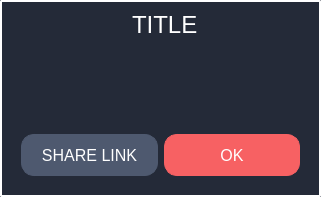
Before: the Qt Designer form src/client/gui/ui/dialog_info.ui in aleoli/Shared-Editor, drawn with Qt 5.
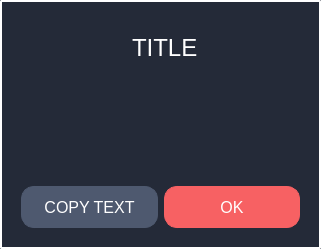
After: the same form once the commit is applied.

Commit message: [dialog_info]corretto tasto copyText e messo Qlabel per testo errore; [texteditor]font di default, tolto numeri dimensione font, messo nella menubar highlight users' text

Diff of the .ui file:
```diff
--- a/src/client/gui/ui/dialog_info.ui
+++ b/src/client/gui/ui/dialog_info.ui
@@ -7,7 +7,7 @@
     <x>0</x>
     <y>0</y>
     <width>321</width>
-    <height>185</height>
+    <height>249</height>
    </rect>
   </property>
   <property name="windowTitle">
@@ -24,43 +24,6 @@
 }</string>
   </property>
   <layout class="QGridLayout" name="gridLayout">
-   <item row="1" column="0">
-    <widget class="QPlainTextEdit" name="text">
-     <property name="enabled">
-      <bool>false</bool>
-     </property>
-     <property name="font">
-      <font>
-       <pointsize>12</pointsize>
-      </font>
-     </property>
-     <property name="styleSheet">
-      <string notr="true">border: 0px solid none;
-color: white;
-font-size: 28em;
-margin-right: 2em;</string>
-     </property>
-    </widget>
-   </item>
-   <item row="0" column="0" alignment="Qt::AlignHCenter">
-    <widget class="QLabel" name="label_title">
-     <property name="enabled">
-      <bool>false</bool>
-     </property>
-     <property name="styleSheet">
-      <string notr="true">border: 0px solid none;</string>
-     </property>
-     <property name="text">
-      <string>&lt;html&gt;&lt;head/&gt;&lt;body&gt;&lt;p&gt;&lt;span style=&quot; font-size:18pt; color:#ffffff;&quot;&gt;TITLE&lt;/span&gt;&lt;/p&gt;&lt;/body&gt;&lt;/html&gt;</string>
-     </property>
-     <property name="margin">
-      <number>0</number>
-     </property>
-     <property name="indent">
-      <number>10</number>
-     </property>
-    </widget>
-   </item>
    <item row="2" column="0">
     <layout class="QHBoxLayout" name="horizontalLayout">
      <property name="leftMargin">
@@ -107,7 +70,7 @@
 }</string>
        </property>
        <property name="text">
-        <string>SHARE LINK</string>
+        <string>COPY TEXT</string>
        </property>
       </widget>
      </item>
@@ -154,6 +117,41 @@
      </item>
     </layout>
    </item>
+   <item row="0" column="0" alignment="Qt::AlignHCenter">
+    <widget class="QLabel" name="label_title">
+     <property name="enabled">
+      <bool>false</bool>
+     </property>
+     <property name="styleSheet">
+      <string notr="true">border: 0px solid none;</string>
+     </property>
+     <property name="text">
+      <string>&lt;html&gt;&lt;head/&gt;&lt;body&gt;&lt;p&gt;&lt;span style=&quot; font-size:18pt; color:#ffffff;&quot;&gt;TITLE&lt;/span&gt;&lt;/p&gt;&lt;/body&gt;&lt;/html&gt;</string>
+     </property>
+     <property name="margin">
+      <number>0</number>
+     </property>
+     <property name="indent">
+      <number>10</number>
+     </property>
+    </widget>
+   </item>
+   <item row="1" column="0">
+    <widget class="QLabel" name="text">
+     <property name="enabled">
+      <bool>true</bool>
+     </property>
+     <property name="styleSheet">
+      <string notr="true">border: 0px solid none;
+color: white;
+font-size: 28em;
+margin-right: 2em;</string>
+     </property>
+     <property name="text">
+      <string/>
+     </property>
+    </widget>
+   </item>
   </layout>
  </widget>
  <resources>
```
The commit also changes 1 other file.
